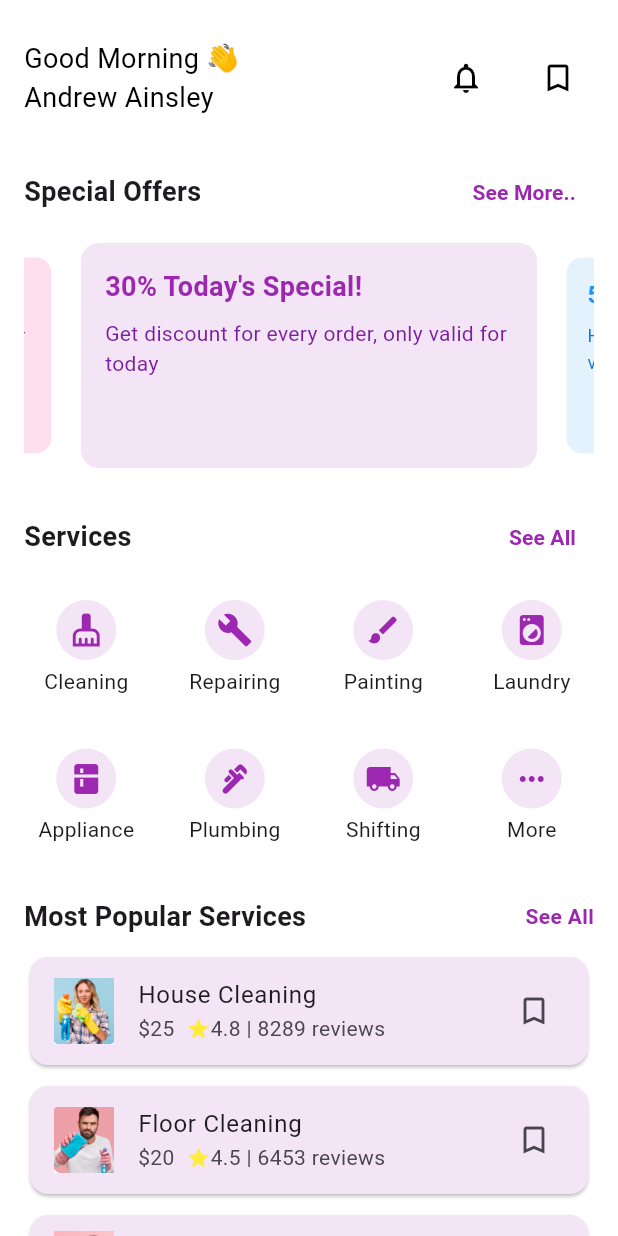
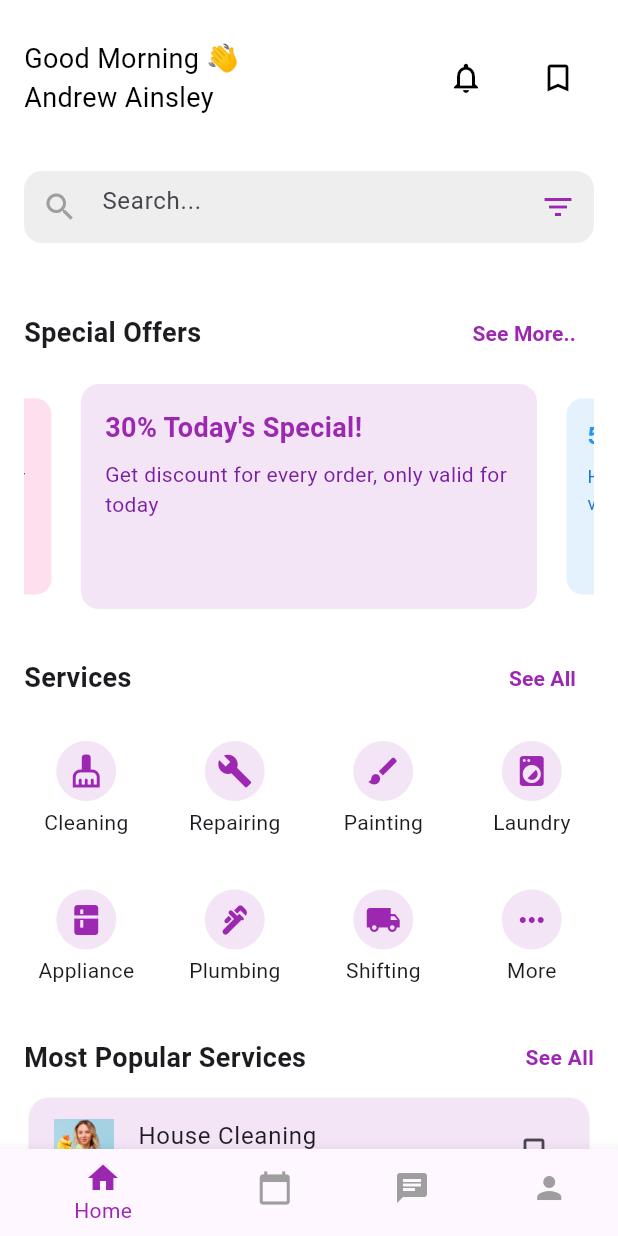
Before and after one commit to nesma220/final_project225, a Flutter app: the screen it shows after launch, on a phone screen of 412 x 824 dp. Run offline on Flutter 3.47's test engine with Material 3 defaults, Android fonts, the phone set to English and light mode, and no system bars; drawn by our look-alikes of carousel_slider; our stand-ins replace cloud_firestore, firebase_auth, get; accounts and stored records are empty.

Commit message:
search_screen up code

```diff
--- a/lib/Route/app_page.dart
+++ b/lib/Route/app_page.dart
@@ -11,6 +11,7 @@ import 'package:final_project/ui/screens/login_screen_ready.dart';
 import 'package:final_project/ui/screens/notification_screen.dart';
 import 'package:final_project/ui/screens/onbording_screen.dart';
 import 'package:final_project/ui/screens/profile_screen.dart';
+import 'package:final_project/ui/screens/search_page.dart';
 import 'package:final_project/ui/screens/signIn.dart';
 import 'package:final_project/ui/screens/splash_screen.dart';
 import 'package:final_project/ui/screens/verification_screen.dart';
@@ -35,4 +36,5 @@ List<GetPage> appPage = [
   GetPage(name: AppRoute.calendarToday, page: () => const CalendarToday()),
   GetPage(name: AppRoute.allServicesScreen, page: () => AllServicesScreen()),
     GetPage(name: AppRoute.notificationScreen, page: () => NotificationScreen()),
+     GetPage(name: AppRoute.searchScreen, page: () => SearchPage()),
 ];
--- a/lib/Route/app_route.dart
+++ b/lib/Route/app_route.dart
@@ -14,5 +14,6 @@ class AppRoute {
   static const String homeScreen = "/homeScreen";
   static const String calendarToday = "/calendarToday";
   static const String allServicesScreen = "/allServicesScreen";
-    static const String notificationScreen = "/notificationScreen";
+   static const String notificationScreen = "/notificationScreen";
+    static const String searchScreen = "/searchScreen";
 }
--- a/lib/main.dart
+++ b/lib/main.dart
@@ -1,6 +1,5 @@
 import 'package:final_project/Route/app_page.dart';
 import 'package:final_project/Route/app_route.dart';
-import 'package:final_project/ui/screens/HomeScreen.dart';
 import 'package:flutter/material.dart';
 import 'package:get/get.dart';
 
@@ -13,11 +12,11 @@ class MyApp extends StatelessWidget {
 
   @override
   Widget build(BuildContext context) {
-    return GetMaterialApp(
+    return  GetMaterialApp(
       debugShowCheckedModeBanner: false,
-      // initialRoute: AppRoute.home,
-      // getPages: appPage,
-      home: HomeScreen(),
+       initialRoute: AppRoute.home,
+      getPages: appPage,
+      //home: HomeScreen(),
     );
   }
 }
--- a/lib/ui/screens/HomeScreen.dart
+++ b/lib/ui/screens/HomeScreen.dart
@@ -2,11 +2,14 @@ import 'package:carousel_slider/carousel_slider.dart';
 import 'package:final_project/ui/screens/allservices_screen%20.dart';
 import 'package:final_project/ui/widget/build_services.dart';
 import 'package:final_project/ui/widget/container.dart';
+import 'package:final_project/view_models/search_controller.dart';
 import 'package:flutter/material.dart';
 import 'package:get/get.dart';
 
 class HomeScreen extends StatelessWidget {
-  const HomeScreen({super.key});
+  HomeScreen({super.key});
+
+  final SearchControllerrr searchController = Get.put(SearchControllerrr());
 
   @override
   Widget build(BuildContext context) {
@@ -42,7 +45,33 @@ class HomeScreen extends StatelessWidget {
                       }),
                 ],
               ),
+
+              SizedBox(height: 26),
+
+// Search Bar
+              Container(
+                margin: const EdgeInsets.symmetric(vertical: 10),
+                decoration: BoxDecoration(
+                  color: Colors.grey.shade200,
+                  borderRadius: BorderRadius.circular(12),
+                ),
+                child: TextField(
+                  onTap: () {
+                    // الانتقال إلى صفحة البحث عند الضغط على الشريط
+                    Get.toNamed('/searchScreen');
+                  },
+                  readOnly: true,
+                  decoration: InputDecoration(
+                    hintText: 'Search...',
+                    border: InputBorder.none,
+                    prefixIcon: Icon(Icons.search, color: Colors.grey),
+                    suffixIcon: Icon(Icons.filter_list, color: Colors.purple),
+                  ),
+                ),
+              ),
+
               const SizedBox(height: 26),
+
               // Special Offers Carousel
 
               Row(
--- a/lib/ui/screens/home_page.dart
+++ b/lib/ui/screens/home_page.dart
@@ -12,7 +12,7 @@ class HomePage extends StatelessWidget {
   HomePage({super.key});
 
   final List<Widget> _screens = [
-    const HomeScreen(), // شاشة الرئيسية
+     HomeScreen(), // شاشة الرئيسية
      MyBookmarkScreen(), // شاشة الحجوزات
     const InboxScreen(), // شاشة الرسائل
     const FillProfileScreen(), // شاشة الملف الشخصي
--- /dev/null
+++ b/lib/view_models/search_controller.dart
@@ -0,0 +1,36 @@
+import 'package:get/get.dart';
+
+class SearchControllerrr extends GetxController {
+
+  var searchText = ''.obs;
+  var searchResults = <String>[].obs;
+
+  final List<String> allItems = [
+    'Cleaning',
+    'Repairing',
+    'Painting',
+    'Laundry',
+    'Plumbing',
+    'Shifting',
+    'House Cleaning',
+    'Floor Cleaning',
+    'Washing Clothes',
+    'Bathroom Cleaning',
+  ];
+
+  void searchItems(String query) {
+    searchText.value = query;
+    if (query.isEmpty) {
+      searchResults.clear();
+    } else {
+      searchResults.value = allItems
+          .where((item) => item.toLowerCase().contains(query.toLowerCase()))
+          .toList();
+    }
+  }
+
+  void clearSearch() {
+    searchText.value = '';
+    searchResults.clear();
+  }
+}
```
Also changed, not shown: lib/ui/screens/bookmark_screen.dart (+27 -15 lines), lib/ui/screens/popular_services_screen.dart (added, +58 -0 lines), lib/ui/screens/search_page.dart (added, +63 -0 lines), lib/ui/widget/search_widget.dart (added, +23 -0 lines), lib/view_models/bookmarke_controller.dart (+11 -2 lines), lib/view_models/popular_services_controller.dart (added, +53 -0 lines).
